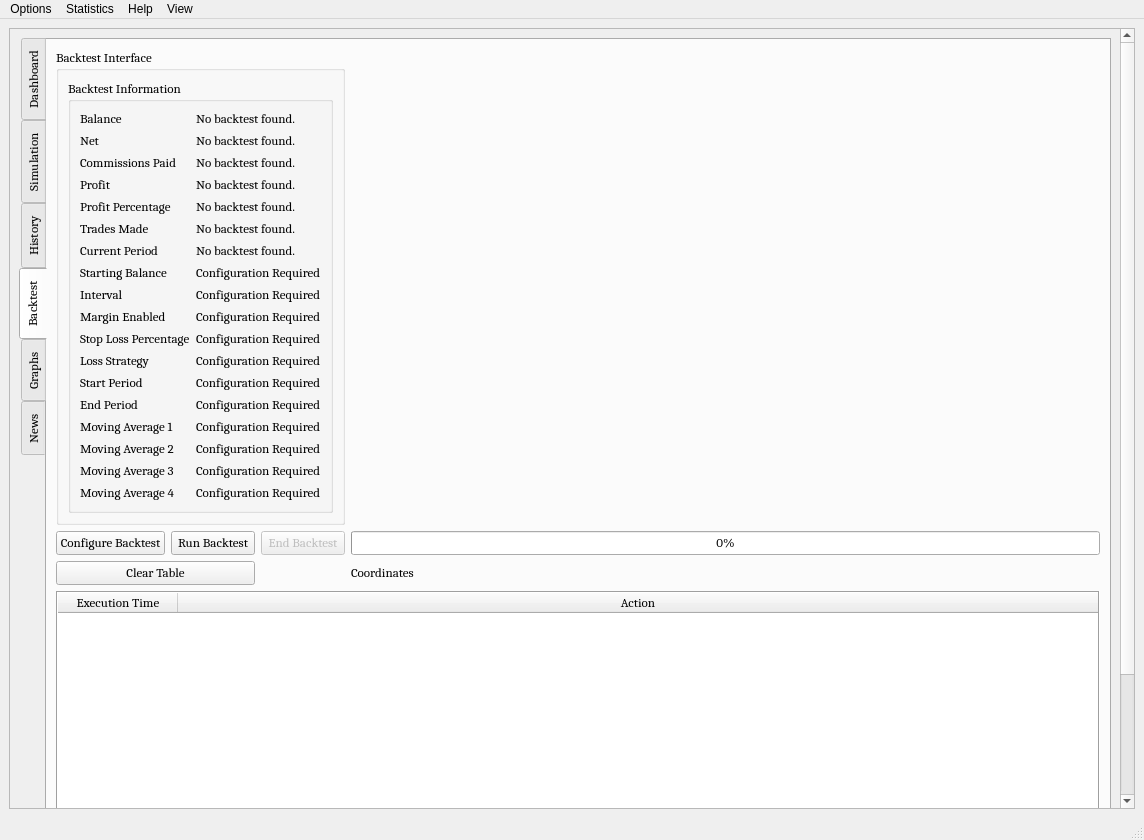
Above: UI/algobot.ui from ZENALC/algobot before the change. Below: the same form after it.
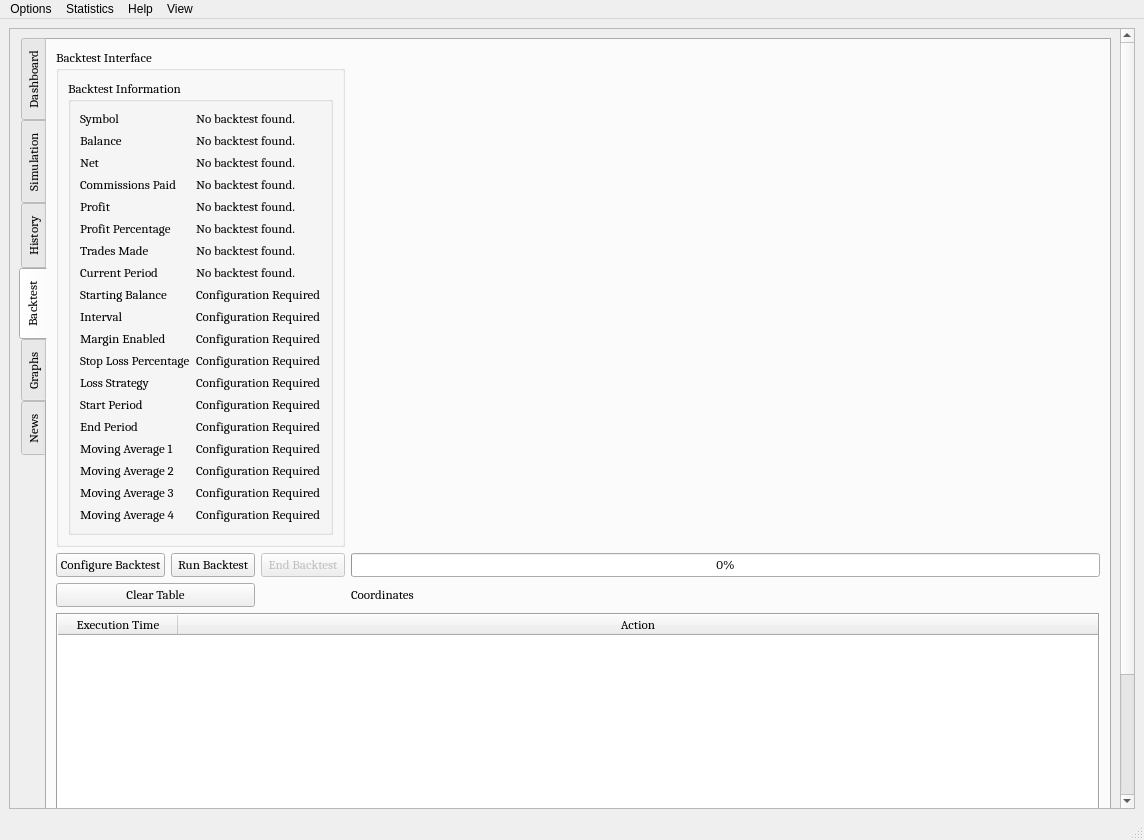
That is the form after the change. The open tabs and pages were chosen to show the change. Icons and pictures are not drawn. Custom widgets are drawn as their Qt base class.

Commit message: added auto-go-long functionality for backtest when no strats are implemented

The edit to the form file:
```diff
--- a/UI/algobot.ui
+++ b/UI/algobot.ui
@@ -1475,14 +1475,14 @@
                   <string>Backtest Information</string>
                  </property>
                  <layout class="QFormLayout" name="formLayout_3">
-                  <item row="1" column="0">
+                  <item row="2" column="0">
                    <widget class="QLabel" name="backtestBalanceLabel">
                     <property name="text">
                      <string>Balance</string>
                     </property>
                    </widget>
                   </item>
-                  <item row="1" column="1">
+                  <item row="2" column="1">
                    <widget class="QLabel" name="backtestbalance">
                     <property name="text">
                      <string>No backtest found.</string>
@@ -1492,14 +1492,14 @@
                     </property>
                    </widget>
                   </item>
-                  <item row="2" column="0">
+                  <item row="3" column="0">
                    <widget class="QLabel" name="backtestNetLabel">
                     <property name="text">
                      <string>Net</string>
                     </property>
                    </widget>
                   </item>
-                  <item row="2" column="1">
+                  <item row="3" column="1">
                    <widget class="QLabel" name="backtestNet">
                     <property name="text">
                      <string>No backtest found.</string>
@@ -1509,14 +1509,14 @@
                     </property>
                    </widget>
                   </item>
-                  <item row="3" column="0">
+                  <item row="4" column="0">
                    <widget class="QLabel" name="backtestCommissionsPaidLabel">
                     <property name="text">
                      <string>Commissions Paid</string>
                     </property>
                    </widget>
                   </item>
-                  <item row="3" column="1">
+                  <item row="4" column="1">
                    <widget class="QLabel" name="backtestCommissionsPaid">
                     <property name="text">
                      <string>No backtest found.</string>
@@ -1526,14 +1526,14 @@
                     </property>
                    </widget>
                   </item>
-                  <item row="4" column="0">
+                  <item row="5" column="0">
                    <widget class="QLabel" name="backtestProfitLabel">
                     <property name="text">
                      <string>Profit</string>
                     </property>
                    </widget>
                   </item>
-                  <item row="4" column="1">
+                  <item row="5" column="1">
                    <widget class="QLabel" name="backtestProfit">
                     <property name="text">
                      <string>No backtest found.</string>
@@ -1543,14 +1543,14 @@
                     </property>
                    </widget>
                   </item>
-                  <item row="5" column="0">
+                  <item row="6" column="0">
                    <widget class="QLabel" name="backtestProfitPercentageLabel">
                     <property name="text">
                      <string>Profit Percentage</string>
                     </property>
                    </widget>
                   </item>
-                  <item row="5" column="1">
+                  <item row="6" column="1">
                    <widget class="QLabel" name="backtestProfitPercentage">
                     <property name="text">
                      <string>No backtest found.</string>
@@ -1560,14 +1560,14 @@
                     </property>
                    </widget>
                   </item>
-                  <item row="6" column="0">
+                  <item row="7" column="0">
                    <widget class="QLabel" name="backtestTradesMadeLabel">
                     <property name="text">
                      <string>Trades Made</string>
                     </property>
                    </widget>
                   </item>
-                  <item row="6" column="1">
+                  <item row="7" column="1">
                    <widget class="QLabel" name="backtestTradesMade">
                     <property name="text">
                      <string>No backtest found.</string>
@@ -1577,70 +1577,70 @@
                     </property>
                    </widget>
                   </item>
-                  <item row="9" column="0">
+                  <item row="10" column="0">
                    <widget class="QLabel" name="backtestIntervalLabel">
                     <property name="text">
                      <string>Interval</string>
                     </property>
                    </widget>
                   </item>
-                  <item row="9" column="1">
+                  <item row="10" column="1">
                    <widget class="QLabel" name="backtestInterval">
                     <property name="text">
                      <string>Configuration Required</string>
                     </property>
                    </widget>
                   </item>
-                  <item row="10" column="0">
+                  <item row="11" column="0">
                    <widget class="QLabel" name="backtestMarginEnabledLabel">
                     <property name="text">
                      <string>Margin Enabled</string>
                     </property>
                    </widget>
                   </item>
-                  <item row="10" column="1">
+                  <item row="11" column="1">
                    <widget class="QLabel" name="backtestMarginEnabled">
                     <property name="text">
                      <string>Configuration Required</string>
                     </property>
                    </widget>
                   </item>
-                  <item row="11" column="0">
+                  <item row="12" column="0">
                    <widget class="QLabel" name="backtestStopLossPercentageLabel">
                     <property name="text">
                      <string>Stop Loss Percentage</string>
                     </property>
                    </widget>
                   </item>
-                  <item row="11" column="1">
+                  <item row="12" column="1">
                    <widget class="QLabel" name="backtestStopLossPercentage">
                     <property name="text">
                      <string>Configuration Required</string>
                     </property>
                    </widget>
                   </item>
-                  <item row="12" column="0">
+                  <item row="13" column="0">
                    <widget class="QLabel" name="backtestLossStrategyLabel">
                     <property name="text">
                      <string>Loss Strategy</string>
                     </property>
                    </widget>
                   </item>
-                  <item row="12" column="1">
+                  <item row="13" column="1">
                    <widget class="QLabel" name="backtestLossStrategy">
                     <property name="text">
                      <string>Configuration Required</string>
                     </property>
                    </widget>
                   </item>
-                  <item row="7" column="0">
+                  <item row="8" column="0">
                    <widget class="QLabel" name="backtestCurrentPeriodLabel">
                     <property name="text">
                      <string>Current Period</string>
                     </property>
                    </widget>
                   </item>
-                  <item row="7" column="1">
+                  <item row="8" column="1">
                    <widget class="QLabel" name="backtestCurrentPeriod">
                     <property name="text">
                      <string>No backtest found.</string>
@@ -1650,98 +1650,98 @@
                     </property>
                    </widget>
                   </item>
-                  <item row="13" column="0">
+                  <item row="14" column="0">
                    <widget class="QLabel" name="backtestStartPeriodLabel">
                     <property name="text">
                      <string>Start Period</string>
                     </property>
                    </widget>
                   </item>
-                  <item row="14" column="0">
+                  <item row="15" column="0">
                    <widget class="QLabel" name="backtestEndPeriodLabel">
                     <property name="text">
                      <string>End Period</string>
                     </property>
                    </widget>
                   </item>
-                  <item row="13" column="1">
-                   <widget class="QLabel" name="backtestStartPeriod">
-                    <property name="text">
-                     <string>Configuration Required</string>
-                    </property>
-                   </widget>
-                  </item>
                   <item row="14" column="1">
+                   <widget class="QLabel" name="backtestStartPeriod">
+                    <property name="text">
+                     <string>Configuration Required</string>
+                    </property>
+                   </widget>
+                  </item>
+                  <item row="15" column="1">
                    <widget class="QLabel" name="backtestEndPeriod">
                     <property name="text">
                      <string>Configuration Required</string>
                     </property>
                    </widget>
                   </item>
-                  <item row="15" column="0">
+                  <item row="16" column="0">
                    <widget class="QLabel" name="backtestMovingAverage1Label">
                     <property name="text">
                      <string>Moving Average 1</string>
                     </property>
                    </widget>
                   </item>
-                  <item row="16" column="0">
+                  <item row="17" column="0">
                    <widget class="QLabel" name="backtestMovingAverage2Label">
                     <property name="text">
                      <string>Moving Average 2</string>
                     </property>
                    </widget>
                   </item>
-                  <item row="15" column="1">
-                   <widget class="QLabel" name="backtestMovingAverage1">
-                    <property name="text">
-                     <string>Configuration Required</string>
-                    </property>
-                   </widget>
-                  </item>
                   <item row="16" column="1">
+                   <widget class="QLabel" name="backtestMovingAverage1">
+                    <property name="text">
+                     <string>Configuration Required</string>
+                    </property>
+                   </widget>
+                  </item>
+                  <item row="17" column="1">
                    <widget class="QLabel" name="backtestMovingAverage2">
                     <property name="text">
                      <string>Configuration Required</string>
                     </property>
                    </widget>
                   </item>
-                  <item row="17" column="0">
+                  <item row="18" column="0">
                    <widget class="QLabel" name="backtestMovingAverage3Label">
                     <property name="text">
                      <string>Moving Average 3</string>
                     </property>
                    </widget>
                   </item>
-                  <item row="18" column="0">
+                  <item row="19" column="0">
                    <widget class="QLabel" name="backtestMovingAverage4Label">
                     <property name="text">
                      <string>Moving Average 4</string>
                     </property>
                    </widget>
                   </item>
-                  <item row="17" column="1">
-                   <widget class="QLabel" name="backtestMovingAverage3">
-                    <property name="text">
-                     <string>Configuration Required</string>
-                    </property>
-                   </widget>
-                  </item>
                   <item row="18" column="1">
+                   <widget class="QLabel" name="backtestMovingAverage3">
+                    <property name="text">
+                     <string>Configuration Required</string>
+                    </property>
+                   </widget>
+                  </item>
+                  <item row="19" column="1">
                    <widget class="QLabel" name="backtestMovingAverage4">
                     <property name="text">
                      <string>Configuration Required</string>
                     </property>
                    </widget>
                   </item>
-                  <item row="8" column="0">
+                  <item row="9" column="0">
                    <widget class="QLabel" name="backtestStartingBalanceLabel">
                     <property name="text">
                      <string>Starting Balance</string>
                     </property>
                    </widget>
                   </item>
-                  <item row="8" column="1">
+                  <item row="9" column="1">
                    <widget class="QLabel" name="backtestStartingBalance">
                     <property name="text">
                      <string>Configuration Required</string>
@@ -1751,6 +1751,20 @@
                     </property>
                    </widget>
                   </item>
+                  <item row="1" column="0">
+                   <widget class="QLabel" name="backtestSymbolLabel">
+                    <property name="text">
+                     <string>Symbol</string>
+                    </property>
+                   </widget>
+                  </item>
+                  <item row="1" column="1">
+                   <widget class="QLabel" name="backtestSymbol">
+                    <property name="text">
+                     <string>No backtest found.</string>
+                    </property>
+                   </widget>
+                  </item>
                  </layout>
                 </widget>
                </item>
```
Left out of the diff: 2 changed lines with no effect on the pictures. The commit also changes 2 other files.
